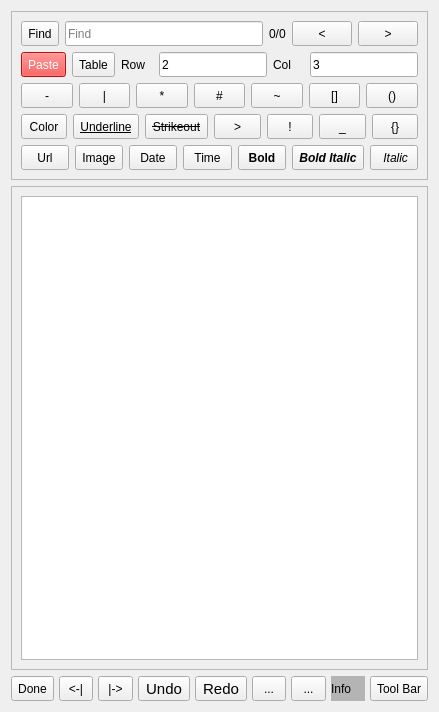
Above: src/Notes/Notes.ui from ic005k/Knot-Legacy before the change. Below: the same form after it.
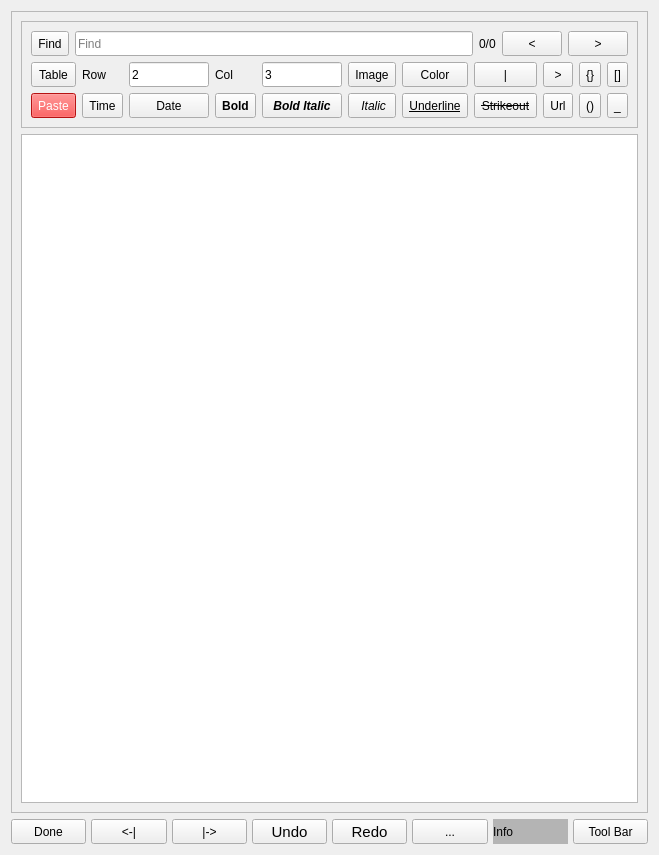
That is the form after the change. Icons and pictures are not drawn.

The edit to the form file:
```diff
--- a/src/Notes/Notes.ui
+++ b/src/Notes/Notes.ui
@@ -6,8 +6,8 @@
    <rect>
     <x>0</x>
     <y>0</y>
-    <width>439</width>
-    <height>712</height>
+    <width>659</width>
+    <height>855</height>
    </rect>
   </property>
   <property name="windowTitle">
@@ -15,7 +15,31 @@
   </property>
   <layout class="QVBoxLayout" name="verticalLayout_3">
    <item>
+    <widget class="QFrame" name="frameEdit">
+     <property name="minimumSize">
+      <size>
+       <width>0</width>
+       <height>100</height>
+      </size>
+     </property>
+     <property name="styleSheet">
+      <string notr="true">/*background-color: rgb(255, 255, 255);*/</string>
+     </property>
+     <property name="frameShape">
+      <enum>QFrame::StyledPanel</enum>
+     </property>
+     <property name="frameShadow">
+      <enum>QFrame::Raised</enum>
+     </property>
+     <layout class="QVBoxLayout" name="verticalLayout_4">
+      <item>
     <widget class="QFrame" name="f_ToolBar">
+        <property name="sizePolicy">
+         <sizepolicy hsizetype="Preferred" vsizetype="Fixed">
+          <horstretch>0</horstretch>
+          <verstretch>0</verstretch>
+         </sizepolicy>
+        </property>
      <property name="minimumSize">
       <size>
        <width>0</width>
@@ -126,8 +150,8 @@
        </layout>
       </item>
       <item>
-       <layout class="QHBoxLayout" name="horizontalLayout_3">
-        <item>
+          <layout class="QGridLayout" name="gridLayout">
+           <item row="1" column="0">
          <widget class="QToolButton" name="btnPaste">
           <property name="sizePolicy">
            <sizepolicy hsizetype="Preferred" vsizetype="Fixed">
@@ -159,8 +183,8 @@
           </property>
          </widget>
         </item>
-        <item>
-         <widget class="QToolButton" name="btnInsertTable">
+           <item row="1" column="1">
+            <widget class="QToolButton" name="btnTime">
           <property name="sizePolicy">
            <sizepolicy hsizetype="Preferred" vsizetype="Fixed">
             <horstretch>0</horstretch>
@@ -180,11 +204,11 @@
            </size>
           </property>
           <property name="text">
-           <string>Table</string>
+              <string>Time</string>
           </property>
          </widget>
         </item>
-        <item>
+           <item row="0" column="1">
          <widget class="QLabel" name="lblRow">
           <property name="sizePolicy">
            <sizepolicy hsizetype="Preferred" vsizetype="Fixed">
@@ -209,8 +233,8 @@
           </property>
          </widget>
         </item>
-        <item>
-         <widget class="QLineEdit" name="editRow">
+           <item row="0" column="0">
+            <widget class="QToolButton" name="btnInsertTable">
           <property name="sizePolicy">
            <sizepolicy hsizetype="Preferred" vsizetype="Fixed">
             <horstretch>0</horstretch>
@@ -229,19 +253,13 @@
             <height>25</height>
            </size>
           </property>
-          <property name="styleSheet">
-           <string notr="true"/>
-          </property>
           <property name="text">
-           <string>2</string>
-          </property>
-          <property name="clearButtonEnabled">
-           <bool>false</bool>
-          </property>
-         </widget>
-        </item>
-        <item>
-         <widget class="QLabel" name="lblCol">
+              <string>Table</string>
+             </property>
+            </widget>
+           </item>
+           <item row="1" column="2">
+            <widget class="QToolButton" name="btnDate">
           <property name="sizePolicy">
            <sizepolicy hsizetype="Preferred" vsizetype="Fixed">
             <horstretch>0</horstretch>
@@ -261,11 +279,11 @@
            </size>
           </property>
           <property name="text">
-           <string>Col</string>
+              <string>Date</string>
           </property>
          </widget>
         </item>
-        <item>
+           <item row="0" column="4">
          <widget class="QLineEdit" name="editCol">
           <property name="sizePolicy">
            <sizepolicy hsizetype="Preferred" vsizetype="Fixed">
@@ -293,196 +311,7 @@
           </property>
          </widget>
         </item>
-       </layout>
-      </item>
-      <item>
-       <layout class="QHBoxLayout" name="horizontalLayout_4">
-        <item>
-         <widget class="QToolButton" name="btnSeparator">
-          <property name="sizePolicy">
-           <sizepolicy hsizetype="Preferred" vsizetype="Fixed">
-            <horstretch>0</horstretch>
-            <verstretch>0</verstretch>
-           </sizepolicy>
-          </property>
-          <property name="minimumSize">
-           <size>
-            <width>0</width>
-            <height>25</height>
-           </size>
-          </property>
-          <property name="maximumSize">
-           <size>
-            <width>16777215</width>
-            <height>25</height>
-           </size>
-          </property>
-          <property name="text">
-           <string>-</string>
-          </property>
-         </widget>
-        </item>
-        <item>
-         <widget class="QToolButton" name="btnVLine">
-          <property name="sizePolicy">
-           <sizepolicy hsizetype="Preferred" vsizetype="Fixed">
-            <horstretch>0</horstretch>
-            <verstretch>0</verstretch>
-           </sizepolicy>
-          </property>
-          <property name="minimumSize">
-           <size>
-            <width>0</width>
-            <height>25</height>
-           </size>
-          </property>
-          <property name="maximumSize">
-           <size>
-            <width>16777215</width>
-            <height>25</height>
-           </size>
-          </property>
-          <property name="text">
-           <string>|</string>
-          </property>
-         </widget>
-        </item>
-        <item>
-         <widget class="QToolButton" name="btnAsterisk">
-          <property name="sizePolicy">
-           <sizepolicy hsizetype="Preferred" vsizetype="Fixed">
-            <horstretch>0</horstretch>
-            <verstretch>0</verstretch>
-           </sizepolicy>
-          </property>
-          <property name="minimumSize">
-           <size>
-            <width>0</width>
-            <height>25</height>
-           </size>
-          </property>
-          <property name="maximumSize">
-           <size>
-            <width>16777215</width>
-            <height>25</height>
-           </size>
-          </property>
-          <property name="text">
-           <string>*</string>
-          </property>
-         </widget>
-        </item>
-        <item>
-         <widget class="QToolButton" name="btnWells">
-          <property name="sizePolicy">
-           <sizepolicy hsizetype="Preferred" vsizetype="Fixed">
-            <horstretch>0</horstretch>
-            <verstretch>0</verstretch>
-           </sizepolicy>
-          </property>
-          <property name="minimumSize">
-           <size>
-            <width>0</width>
-            <height>25</height>
-           </size>
-          </property>
-          <property name="maximumSize">
-           <size>
-            <width>16777215</width>
-            <height>25</height>
-           </size>
-          </property>
-          <property name="text">
-           <string>#</string>
-          </property>
-          <property name="iconSize">
-           <size>
-            <width>20</width>
-            <height>20</height>
-           </size>
-          </property>
-         </widget>
-        </item>
-        <item>
-         <widget class="QToolButton" name="btnS6">
-          <property name="sizePolicy">
-           <sizepolicy hsizetype="Preferred" vsizetype="Fixed">
-            <horstretch>0</horstretch>
-            <verstretch>0</verstretch>
-           </sizepolicy>
-          </property>
-          <property name="minimumSize">
-           <size>
-            <width>0</width>
-            <height>25</height>
-           </size>
-          </property>
-          <property name="maximumSize">
-           <size>
-            <width>16777215</width>
-            <height>25</height>
-           </size>
-          </property>
-          <property name="text">
-           <string>~</string>
-          </property>
-         </widget>
-        </item>
-        <item>
-         <widget class="QToolButton" name="btnS7">
-          <property name="sizePolicy">
-           <sizepolicy hsizetype="Preferred" vsizetype="Fixed">
-            <horstretch>0</horstretch>
-            <verstretch>0</verstretch>
-           </sizepolicy>
-          </property>
-          <property name="minimumSize">
-           <size>
-            <width>0</width>
-            <height>25</height>
-           </size>
-          </property>
-          <property name="maximumSize">
-           <size>
-            <width>16777215</width>
-            <height>25</height>
-           </size>
-          </property>
-          <property name="text">
-           <string>[]</string>
-          </property>
-         </widget>
-        </item>
-        <item>
-         <widget class="QToolButton" name="btnS8">
-          <property name="sizePolicy">
-           <sizepolicy hsizetype="Preferred" vsizetype="Fixed">
-            <horstretch>0</horstretch>
-            <verstretch>0</verstretch>
-           </sizepolicy>
-          </property>
-          <property name="minimumSize">
-           <size>
-            <width>0</width>
-            <height>25</height>
-           </size>
-          </property>
-          <property name="maximumSize">
-           <size>
-            <width>16777215</width>
-            <height>25</height>
-           </size>
-          </property>
-          <property name="text">
-           <string>()</string>
-          </property>
-         </widget>
-        </item>
-       </layout>
-      </item>
-      <item>
-       <layout class="QHBoxLayout" name="horizontalLayout">
-        <item>
+           <item row="0" column="6">
          <widget class="QToolButton" name="btnColor">
           <property name="sizePolicy">
            <sizepolicy hsizetype="Preferred" vsizetype="Fixed">
@@ -520,7 +349,7 @@
           </property>
          </widget>
         </item>
-        <item>
+           <item row="1" column="6">
          <widget class="QToolButton" name="btnS3">
           <property name="sizePolicy">
            <sizepolicy hsizetype="Preferred" vsizetype="Fixed">
@@ -563,7 +392,32 @@
           </property>
          </widget>
         </item>
-        <item>
+           <item row="1" column="9">
+            <widget class="QToolButton" name="btnS8">
+             <property name="sizePolicy">
+              <sizepolicy hsizetype="Preferred" vsizetype="Fixed">
+               <horstretch>0</horstretch>
+               <verstretch>0</verstretch>
+              </sizepolicy>
+             </property>
+             <property name="minimumSize">
+              <size>
+               <width>0</width>
+               <height>25</height>
+              </size>
+             </property>
+             <property name="maximumSize">
+              <size>
+               <width>16777215</width>
+               <height>25</height>
+              </size>
+             </property>
+             <property name="text">
+              <string>()</string>
+             </property>
+            </widget>
+           </item>
+           <item row="1" column="7">
          <widget class="QToolButton" name="btnS4">
           <property name="sizePolicy">
            <sizepolicy hsizetype="Preferred" vsizetype="Fixed">
@@ -606,8 +460,8 @@
           </property>
          </widget>
         </item>
-        <item>
-         <widget class="QToolButton" name="btnReference">
+           <item row="1" column="4">
+            <widget class="QToolButton" name="btnS1">
           <property name="sizePolicy">
            <sizepolicy hsizetype="Preferred" vsizetype="Fixed">
             <horstretch>0</horstretch>
@@ -626,13 +480,32 @@
             <height>25</height>
            </size>
           </property>
+             <property name="font">
+              <font>
+               <italic>true</italic>
+               <bold>true</bold>
+              </font>
+             </property>
           <property name="text">
-           <string>&gt;</string>
-          </property>
-         </widget>
-        </item>
-        <item>
-         <widget class="QToolButton" name="btnS11">
+              <string>Bold Italic</string>
+             </property>
+             <property name="icon">
+              <iconset resource="../../res.qrc">
+               <normaloff>:/res/font2.png</normaloff>:/res/font2.png</iconset>
+             </property>
+             <property name="iconSize">
+              <size>
+               <width>20</width>
+               <height>20</height>
+              </size>
+             </property>
+             <property name="toolButtonStyle">
+              <enum>Qt::ToolButtonTextOnly</enum>
+             </property>
+            </widget>
+           </item>
+           <item row="1" column="5">
+            <widget class="QToolButton" name="btnS2">
           <property name="sizePolicy">
            <sizepolicy hsizetype="Preferred" vsizetype="Fixed">
             <horstretch>0</horstretch>
@@ -651,13 +524,31 @@
             <height>25</height>
            </size>
           </property>
+             <property name="font">
+              <font>
+               <italic>true</italic>
+              </font>
+             </property>
           <property name="text">
-           <string>!</string>
-          </property>
-         </widget>
-        </item>
-        <item>
-         <widget class="QToolButton" name="btnS10">
+              <string> Italic</string>
+             </property>
+             <property name="icon">
+              <iconset resource="../../res.qrc">
+               <normaloff>:/res/font3.png</normaloff>:/res/font3.png</iconset>
+             </property>
+             <property name="iconSize">
+              <size>
+               <width>20</width>
+               <height>20</height>
+              </size>
+             </property>
+             <property name="toolButtonStyle">
+              <enum>Qt::ToolButtonTextOnly</enum>
+             </property>
+            </widget>
+           </item>
+           <item row="0" column="3">
+            <widget class="QLabel" name="lblCol">
           <property name="sizePolicy">
            <sizepolicy hsizetype="Preferred" vsizetype="Fixed">
             <horstretch>0</horstretch>
@@ -677,11 +568,49 @@
            </size>
           </property>
           <property name="text">
-           <string>_</string>
+              <string>Col</string>
           </property>
          </widget>
         </item>
-        <item>
+           <item row="0" column="5">
+            <widget class="QToolButton" name="btnPic">
+             <property name="sizePolicy">
+              <sizepolicy hsizetype="Preferred" vsizetype="Fixed">
+               <horstretch>0</horstretch>
+               <verstretch>0</verstretch>
+              </sizepolicy>
+             </property>
+             <property name="minimumSize">
+              <size>
+               <width>0</width>
+               <height>25</height>
+              </size>
+             </property>
+             <property name="maximumSize">
+              <size>
+               <width>16777215</width>
+               <height>25</height>
+              </size>
+             </property>
+             <property name="text">
+              <string>Image</string>
+             </property>
+             <property name="icon">
+              <iconset resource="../../res.qrc">
+               <normaloff>:/res/pic.png</normaloff>:/res/pic.png</iconset>
+             </property>
+             <property name="iconSize">
+              <size>
+               <width>20</width>
+               <height>20</height>
+              </size>
+             </property>
+             <property name="toolButtonStyle">
+              <enum>Qt::ToolButtonTextOnly</enum>
+             </property>
+            </widget>
+           </item>
+           <item row="0" column="9">
          <widget class="QToolButton" name="btnS9">
           <property name="sizePolicy">
            <sizepolicy hsizetype="Preferred" vsizetype="Fixed">
@@ -706,11 +635,63 @@
           </property>
          </widget>
         </item>
-       </layout>
-      </item>
-      <item>
-       <layout class="QHBoxLayout" name="horizontalLayout_2">
-        <item>
+           <item row="0" column="2">
+            <widget class="QLineEdit" name="editRow">
+             <property name="sizePolicy">
+              <sizepolicy hsizetype="Preferred" vsizetype="Fixed">
+               <horstretch>0</horstretch>
+               <verstretch>0</verstretch>
+              </sizepolicy>
+             </property>
+             <property name="minimumSize">
+              <size>
+               <width>0</width>
+               <height>25</height>
+              </size>
+             </property>
+             <property name="maximumSize">
+              <size>
+               <width>16777215</width>
+               <height>25</height>
+              </size>
+             </property>
+             <property name="styleSheet">
+              <string notr="true"/>
+             </property>
+             <property name="text">
+              <string>2</string>
+             </property>
+             <property name="clearButtonEnabled">
+              <bool>false</bool>
+             </property>
+            </widget>
+           </item>
+           <item row="0" column="7">
+            <widget class="QToolButton" name="btnVLine">
+             <property name="sizePolicy">
+              <sizepolicy hsizetype="Preferred" vsizetype="Fixed">
+               <horstretch>0</horstretch>
+               <verstretch>0</verstretch>
+              </sizepolicy>
+             </property>
+             <property name="minimumSize">
+              <size>
+               <width>0</width>
+               <height>25</height>
+              </size>
+             </property>
+             <property name="maximumSize">
+              <size>
+               <width>16777215</width>
+               <height>25</height>
+              </size>
+             </property>
+             <property name="text">
+              <string>|</string>
+             </property>
+            </widget>
+           </item>
+           <item row="1" column="8">
          <widget class="QToolButton" name="btnLink">
           <property name="sizePolicy">
            <sizepolicy hsizetype="Preferred" vsizetype="Fixed">
@@ -748,8 +729,8 @@
           </property>
          </widget>
         </item>
-        <item>
-         <widget class="QToolButton" name="btnPic">
+           <item row="0" column="8">
+            <widget class="QToolButton" name="btnReference">
           <property name="sizePolicy">
            <sizepolicy hsizetype="Preferred" vsizetype="Fixed">
             <horstretch>0</horstretch>
@@ -769,74 +750,11 @@
            </size>
           </property>
           <property name="text">
-           <string>Image</string>
-          </property>
-          <property name="icon">
-           <iconset resource="../../res.qrc">
-            <normaloff>:/res/pic.png</normaloff>:/res/pic.png</iconset>
-          </property>
-          <property name="iconSize">
-           <size>
-            <width>20</width>
-            <height>20</height>
-           </size>
-          </property>
-          <property name="toolButtonStyle">
-           <enum>Qt::ToolButtonTextOnly</enum>
-          </property>
-         </widget>
-        </item>
-        <item>
-         <widget class="QToolButton" name="btnDate">
-          <property name="sizePolicy">
-           <sizepolicy hsizetype="Preferred" vsizetype="Fixed">
-            <horstretch>0</horstretch>
-            <verstretch>0</verstretch>
-           </sizepolicy>
-          </property>
-          <property name="minimumSize">
-           <size>
-            <width>0</width>
-            <height>25</height>
-           </size>
-          </property>
-          <property name="maximumSize">
-           <size>
-            <width>16777215</width>
-            <height>25</height>
-           </size>
-          </property>
-          <property name="text">
-           <string>Date</string>
-          </property>
-         </widget>
-        </item>
-        <item>
-         <widget class="QToolButton" name="btnTime">
-          <property name="sizePolicy">
-           <sizepolicy hsizetype="Preferred" vsizetype="Fixed">
-            <horstretch>0</horstretch>
-            <verstretch>0</verstretch>
-           </sizepolicy>
-          </property>
-          <property name="minimumSize">
-           <size>
-            <width>0</width>
-            <height>25</height>
-           </size>
-          </property>
-          <property name="maximumSize">
-           <size>
-            <width>16777215</width>
-            <height>25</height>
-           </size>
-          </property>
-          <property name="text">
-           <string>Time</string>
-          </property>
-         </widget>
-        </item>
-        <item>
+              <string>&gt;</string>
+             </property>
+            </widget>
+           </item>
+           <item row="1" column="3">
          <widget class="QToolButton" name="btnS5">
           <property name="sizePolicy">
            <sizepolicy hsizetype="Preferred" vsizetype="Fixed">
@@ -879,8 +797,8 @@
           </property>
          </widget>
         </item>
-        <item>
-         <widget class="QToolButton" name="btnS1">
+           <item row="1" column="10">
+            <widget class="QToolButton" name="btnS10">
           <property name="sizePolicy">
            <sizepolicy hsizetype="Preferred" vsizetype="Fixed">
             <horstretch>0</horstretch>
@@ -899,32 +817,13 @@
             <height>25</height>
            </size>
           </property>
-          <property name="font">
-           <font>
-            <italic>true</italic>
-            <bold>true</bold>
-           </font>
-          </property>
           <property name="text">
-           <string>Bold Italic</string>
-          </property>
-          <property name="icon">
-           <iconset resource="../../res.qrc">
-            <normaloff>:/res/font2.png</normaloff>:/res/font2.png</iconset>
-          </property>
-          <property name="iconSize">
-           <size>
-            <width>20</width>
-            <height>20</height>
-           </size>
-          </property>
-          <property name="toolButtonStyle">
-           <enum>Qt::ToolButtonTextOnly</enum>
-          </property>
-         </widget>
-        </item>
-        <item>
-         <widget class="QToolButton" name="btnS2">
+              <string>_</string>
+             </property>
+            </widget>
+           </item>
+           <item row="0" column="10">
+            <widget class="QToolButton" name="btnS7">
           <property name="sizePolicy">
            <sizepolicy hsizetype="Preferred" vsizetype="Fixed">
             <horstretch>0</horstretch>
@@ -943,27 +842,9 @@
             <height>25</height>
            </size>
           </property>
-          <property name="font">
-           <font>
-            <italic>true</italic>
-           </font>
-          </property>
           <property name="text">
-           <string> Italic</string>
-          </property>
-          <property name="icon">
-           <iconset resource="../../res.qrc">
-            <normaloff>:/res/font3.png</normaloff>:/res/font3.png</iconset>
-          </property>
-          <property name="iconSize">
-           <size>
-            <width>20</width>
-            <height>20</height>
-           </size>
-          </property>
-          <property name="toolButtonStyle">
-           <enum>Qt::ToolButtonTextOnly</enum>
-          </property>
+              <string>[]</string>
+             </property>
          </widget>
         </item>
        </layout>
@@ -971,24 +852,6 @@
      </layout>
     </widget>
    </item>
-   <item>
-    <widget class="QFrame" name="frameEdit">
-     <property name="minimumSize">
-      <size>
-       <width>0</width>
-       <height>100</height>
-      </size>
-     </property>
-     <property name="styleSheet">
-      <string notr="true">/*background-color: rgb(255, 255, 255);*/</string>
-     </property>
-     <property name="frameShape">
-      <enum>QFrame::StyledPanel</enum>
-     </property>
-     <property name="frameShadow">
-      <enum>QFrame::Raised</enum>
-     </property>
-     <layout class="QVBoxLayout" name="verticalLayout_4">
       <item>
        <widget class="QTextEdit" name="editSource">
         <property name="styleSheet">
@@ -1228,37 +1091,6 @@
           </property>
          </widget>
         </item>
-        <item>
-         <widget class="QToolButton" name="btnGetShare">
-          <property name="sizePolicy">
-           <sizepolicy hsizetype="Preferred" vsizetype="Preferred">
-            <horstretch>0</horstretch>
-            <verstretch>0</verstretch>
-           </sizepolicy>
-          </property>
-          <property name="minimumSize">
-           <size>
-            <width>0</width>
-            <height>0</height>
-           </size>
-          </property>
-          <property name="maximumSize">
-           <size>
-            <width>16777215</width>
-            <height>16777215</height>
-           </size>
-          </property>
-          <property name="text">
-           <string>...</string>
-          </property>
-          <property name="iconSize">
-           <size>
-            <width>25</width>
-            <height>25</height>
-           </size>
-          </property>
-         </widget>
-        </item>
         <item>
          <widget class="QToolButton" name="btnSyncToWebDAV">
           <property name="sizePolicy">
```
Lines whose indentation alone changed are shown as unchanged.
